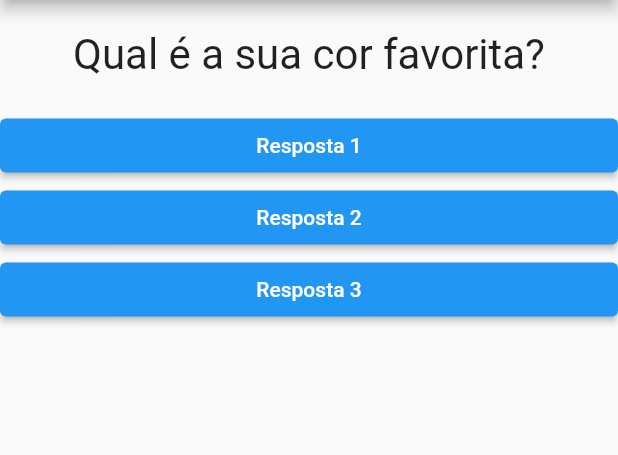
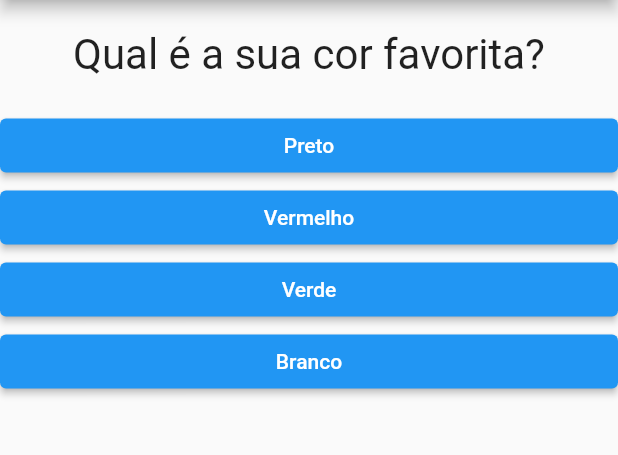
Before and after one commit to andersonmmendes/curso-flutter-perguntas, a Flutter app: the screen it shows after launch, on a phone screen of 412 x 824 dp, the part 84-539 px from its top. Run offline on Flutter 3.47's test engine with Material 2 defaults, Android fonts, the phone set to English and light mode, and no system bars.

Commit message:
Aula 52 - Finalizada

```diff
--- a/lib/main.dart
+++ b/lib/main.dart
@@ -32,6 +32,13 @@ class _PerguntaAppState extends State<PerguntaApp> {
       }
     ];
 
+    List<Widget> respostas = [];
+
+    for (String textoResp
+        in perguntas[_perguntaSelecionada].cast()['respostas']) {
+      respostas.add(Resposta(textoResp, _responder));
+    }
+
     return MaterialApp(
       home: Scaffold(
         appBar: AppBar(
@@ -40,9 +47,7 @@ class _PerguntaAppState extends State<PerguntaApp> {
         body: Column(
           children: [
             Questao(perguntas[_perguntaSelecionada]['texto'].toString()),
-            Resposta('Resposta 1', _responder),
-            Resposta('Resposta 2', _responder),
-            Resposta('Resposta 3', _responder),
+            ...respostas,
           ],
         ),
       ),
```
